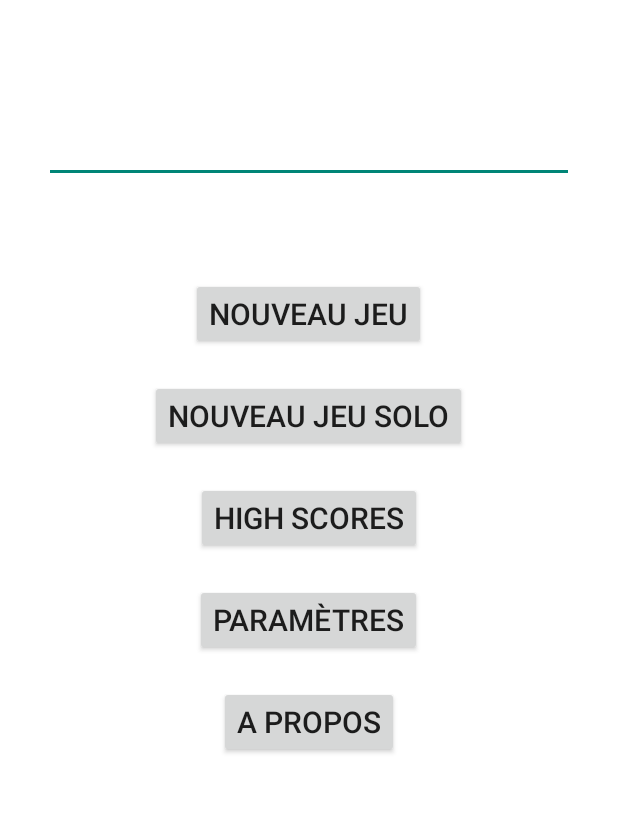
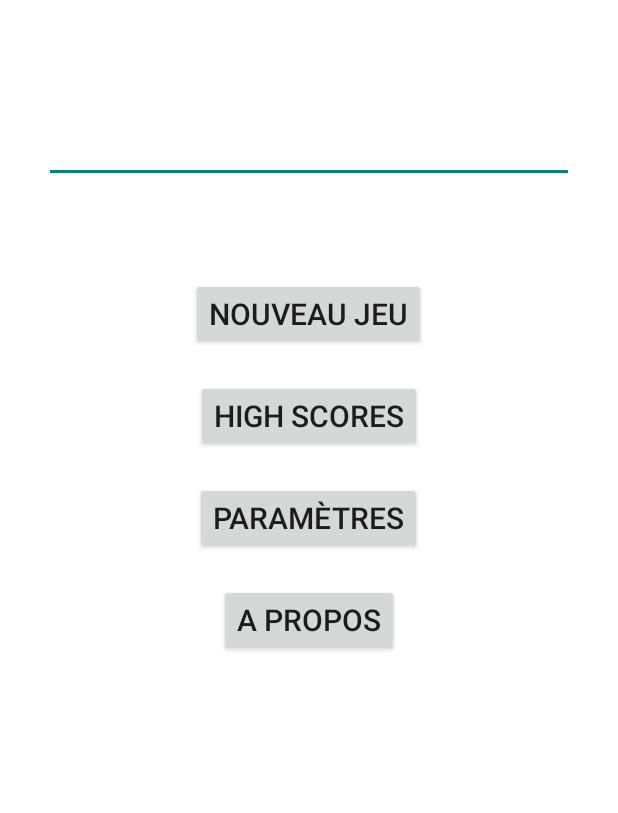
Before and after one commit to antoinefuzieruniv/ChallengeAndroid, an Android app: the screen it shows after launch (MainActivity), on a phone screen of 412 x 824 dp, the part 126-939 px from its top. Run offline under Robolectric (Android 15) with nearby library versions, the phone set to English and light mode, and no system bars; our stand-ins replace Firebase (no records; nobody signed in at launch, a user with empty details on screens opened directly).

Commit message:
enelver solo

```diff
--- a/app/src/main/java/com/indysoft/amazingtetris/MainActivity.java
+++ b/app/src/main/java/com/indysoft/amazingtetris/MainActivity.java
@@ -91,13 +91,6 @@ public class MainActivity extends Activity {
                     }
                 });
 
-        findViewById(R.id.solo_new_game_button3).setOnClickListener(new View.OnClickListener() {
-            @Override
-            public void onClick(View v) {
-                MainActivity.this.startActivity(new Intent(MainActivity.this, GameActivity.class));
-            }
-        });
-
         // Set the highScoresButton
         Button highScoresButton = (Button) findViewById(R.id.high_scores_button);
         highScoresButton.setOnClickListener(
--- a/app/src/main/res/layout/activity_main.xml
+++ b/app/src/main/res/layout/activity_main.xml
@@ -55,20 +55,10 @@
         android:textSize="20dp" />
 
     <Button
-        android:id="@+id/solo_new_game_button3"
+        android:id="@+id/high_scores_button"
         android:layout_width="wrap_content"
         android:layout_height="wrap_content"
         android:layout_below="@id/new_game_button"
-        android:layout_centerInParent="true"
-        android:layout_marginBottom="20dp"
-        android:text="@string/new_game_solo_button_text"
-        android:textSize="20dp" />
-
-    <Button
-        android:id="@+id/high_scores_button"
-        android:layout_width="wrap_content"
-        android:layout_height="wrap_content"
-        android:layout_below="@id/solo_new_game_button3"
         android:layout_centerHorizontal="true"
         android:layout_marginBottom="20dp"
         android:text="@string/high_scores_button_text"
```
